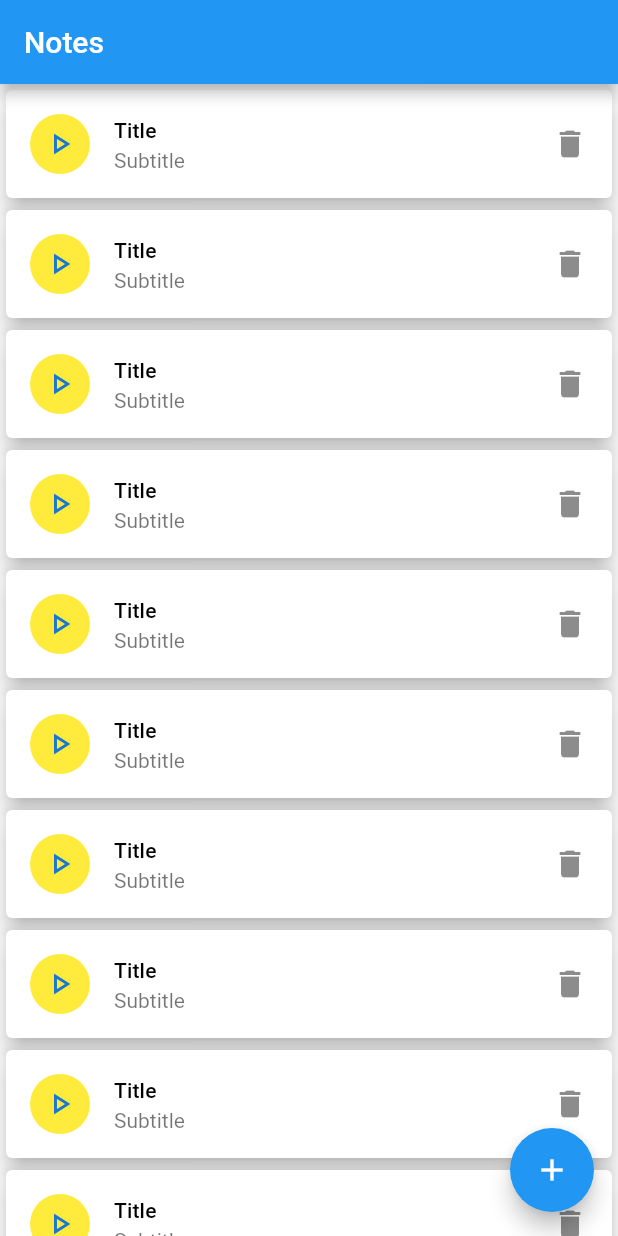
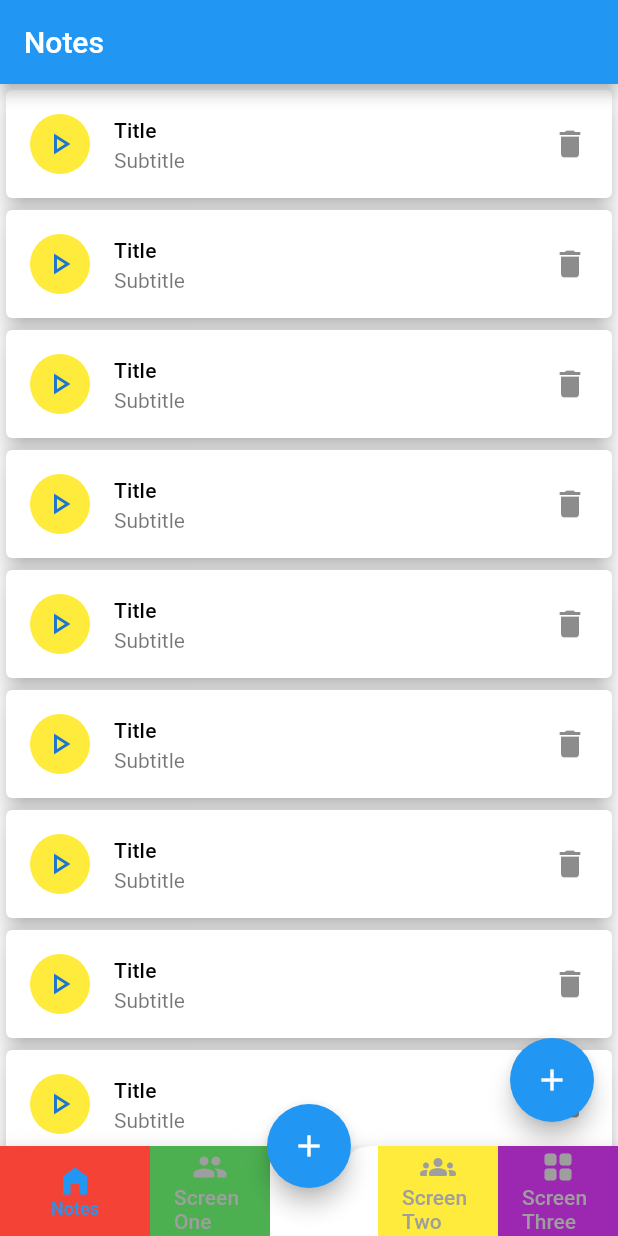
Before and after one commit to TonyoGodson/TodoWithSQFLite, a Flutter app: the screen it shows after launch, on a phone screen of 412 x 824 dp. Run offline on Flutter 3.47's test engine with Material 2 defaults, Android fonts, the phone set to English and light mode, and no system bars.

Commit message:
bottom navigation added

```diff
--- a/lib/main.dart
+++ b/lib/main.dart
@@ -7,11 +7,11 @@ import 'screens/input_notes_details.dart';
 void main(){
   runApp(MaterialApp(
     debugShowCheckedModeBanner: false,
-      home: NotesListScreen(),
+      home: HomeScreen(),
     routes: {
       NotesListScreen.routeName: (BuildContext context) => NotesListScreen(),
       InputNotesDetails.routeName: (BuildContext context) =>
-         HomeScreen(),
+          InputNotesDetails(),
     }
   ));
 }
--- a/lib/screens/home.dart
+++ b/lib/screens/home.dart
@@ -26,6 +26,133 @@ class _HomeScreenState extends State<HomeScreen> {
 
   @override
   Widget build(BuildContext context) {
-    return const Placeholder();
+    return Scaffold(
+      body: PageStorage(
+        child: currentScreen,
+        bucket: bucket,
+      ),
+      floatingActionButton: FloatingActionButton(
+        child: Icon(Icons.add),
+        onPressed: (){},
+      ),
+      floatingActionButtonLocation: FloatingActionButtonLocation.centerDocked,
+      bottomNavigationBar: BottomAppBar(
+        shape: CircularNotchedRectangle(),
+        notchMargin: 0,
+        child: Container(
+          height: 60.0,
+          child: Row(
+            mainAxisAlignment: MainAxisAlignment.spaceBetween,
+            children: [
+              Row(
+                crossAxisAlignment: CrossAxisAlignment.start,
+                children: [
+                  Container(
+                    padding: EdgeInsets.all(0),
+                    width: 100.0,
+                    color: Colors.red,
+                    child: MaterialButton(
+                      minWidth: 40.0,
+                      onPressed: (){
+                        setState(() {
+                          currentScreen = NotesListScreen();
+                          currentTab = 0;
+                        });
+                      },
+                      child: Column(
+                        mainAxisAlignment: MainAxisAlignment.center,
+                        children: [
+                          Icon(
+                            Icons.home_filled,
+                            color: currentTab == 0 ? Colors.blue : Colors.grey,
+                          ),
+                          Text("Notes",
+                              style: TextStyle(
+                                fontSize: 12.0,
+                                color: currentTab == 0 ? Colors.blue : Colors.grey,))
+                        ],),
+                    ),
+                  ),
+                  Container(
+                    width: 80.0,
+                    color: Colors.green,
+                    child: MaterialButton(
+                      minWidth: 40.0,
+                      onPressed: (){
+                        setState(() {
+                          currentScreen = ScreenOne();
+                          currentTab = 1;
+                        });
+                      },
+                      child: Column(
+                        mainAxisAlignment: MainAxisAlignment.center,
+                        children: [
+                          Icon(
+                            Icons.group_rounded,
+                            color: currentTab == 1 ? Colors.blue : Colors.grey,
+                          ),
+                          Text("Screen One",
+                              style: TextStyle(
+                                color: currentTab == 1 ? Colors.blue : Colors.grey,))
+                        ],),
+                    ),
+                  )
+                ],),
+              Row(
+                crossAxisAlignment: CrossAxisAlignment.start,
+                children: [
+                  Container(
+                    width: 80.0,
+                    color: Colors.yellow,
+                    child: MaterialButton(
+                      minWidth: 40.0,
+                      onPressed: (){
+                        setState(() {
+                          currentScreen = ScreenTwo();
+                          currentTab = 2;
+                        });
+                      },
+                      child: Column(
+                        mainAxisAlignment: MainAxisAlignment.center,
+                        children: [
+                          Icon(
+                            Icons.groups_rounded,
+                            color: currentTab == 2 ? Colors.blue : Colors.grey,
+                          ),
+                          Text("Screen Two",
+                              style: TextStyle(
+                                color: currentTab == 2 ? Colors.blue : Colors.grey,))
+                        ],),
+                    ),
+                  ),
+                  Container(
+                    width: 80.0,
+                    color: Colors.purple,
+                    child: MaterialButton(
+                      minWidth: 40.0,
+                      onPressed: (){
+                        setState(() {
+                          currentScreen = ScreenThree();
+                          currentTab = 3;
+                        });
+                      },
+                      child: Column(
+                        mainAxisAlignment: MainAxisAlignment.center,
+                        children: [
+                          Icon(
+                            Icons.grid_view_rounded,
+                            color: currentTab == 3 ? Colors.blue : Colors.grey,
+                          ),
+                          Text("Screen Three",
+                              style: TextStyle(
+                                color: currentTab == 3 ? Colors.blue : Colors.grey,))
+                        ],),
+                    ),
+                  )
+                ],)
+            ],),
+        ),
+      ),
+    );;
   }
 }
```
